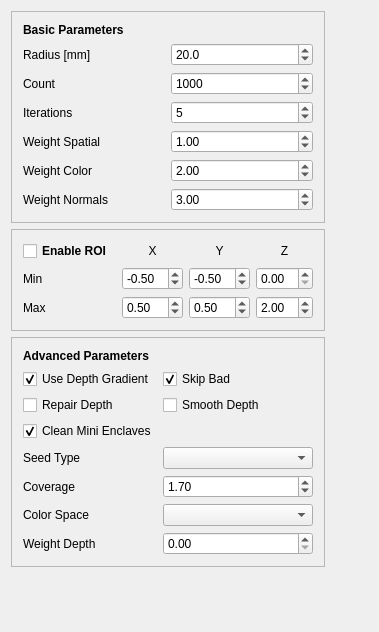
Danvil/dasp, file common/WdgtDaspParameters.ui: the form before one commit.
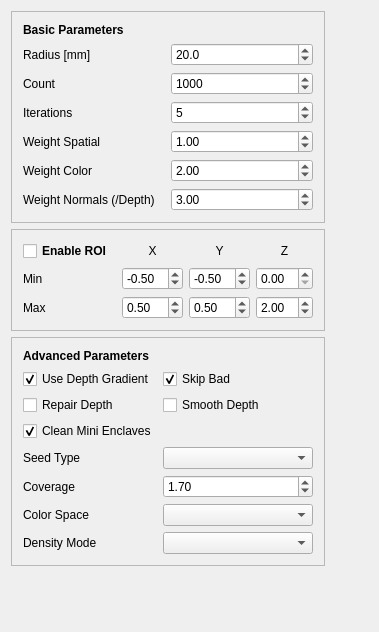
The form after the commit.

Commit message: Added density modes ASP, ASP_const and ASP_depth. Cleaned up some code.

```diff
--- a/common/WdgtDaspParameters.ui
+++ b/common/WdgtDaspParameters.ui
@@ -139,7 +139,7 @@
       <item row="14" column="0">
        <widget class="QLabel" name="label_7">
         <property name="text">
-         <string>Weight Normals</string>
+         <string>Weight Normals (/Depth)</string>
         </property>
        </widget>
       </item>
@@ -194,6 +194,23 @@
       <enum>QFrame::Raised</enum>
      </property>
      <layout class="QGridLayout" name="gridLayout_4">
+      <item row="1" column="1">
+       <widget class="QCheckBox" name="checkBoxSkipBad">
+        <property name="text">
+         <string>Skip Bad</string>
+        </property>
+        <property name="checked">
+         <bool>true</bool>
+        </property>
+       </widget>
+      </item>
+      <item row="8" column="0">
+       <widget class="QLabel" name="label_16">
+        <property name="text">
+         <string>Density Mode</string>
+        </property>
+       </widget>
+      </item>
       <item row="6" column="1">
        <widget class="QComboBox" name="comboBoxDaspColorSpace"/>
       </item>
@@ -277,16 +294,6 @@
         </property>
        </widget>
       </item>
-      <item row="1" column="1">
-       <widget class="QCheckBox" name="checkBoxSkipBad">
-        <property name="text">
-         <string>Skip Bad</string>
-        </property>
-        <property name="checked">
-         <bool>true</bool>
-        </property>
-       </widget>
-      </item>
       <item row="5" column="0">
        <widget class="QLabel" name="label_6">
         <property name="text">
@@ -304,25 +311,8 @@
         </property>
        </widget>
       </item>
-      <item row="7" column="0">
-       <widget class="QLabel" name="label_2">
-        <property name="text">
-         <string>Weight Depth</string>
-        </property>
-       </widget>
-      </item>
-      <item row="7" column="1">
-       <widget class="QDoubleSpinBox" name="doubleSpinBoxWeightDepth">
-        <property name="maximum">
-         <double>10.000000000000000</double>
-        </property>
-        <property name="singleStep">
-         <double>0.100000000000000</double>
-        </property>
-        <property name="value">
-         <double>0.000000000000000</double>
-        </property>
-       </widget>
+      <item row="8" column="1">
+       <widget class="QComboBox" name="comboBoxDensityMode"/>
       </item>
      </layout>
     </widget>
```
The commit also changes 10 other files.
